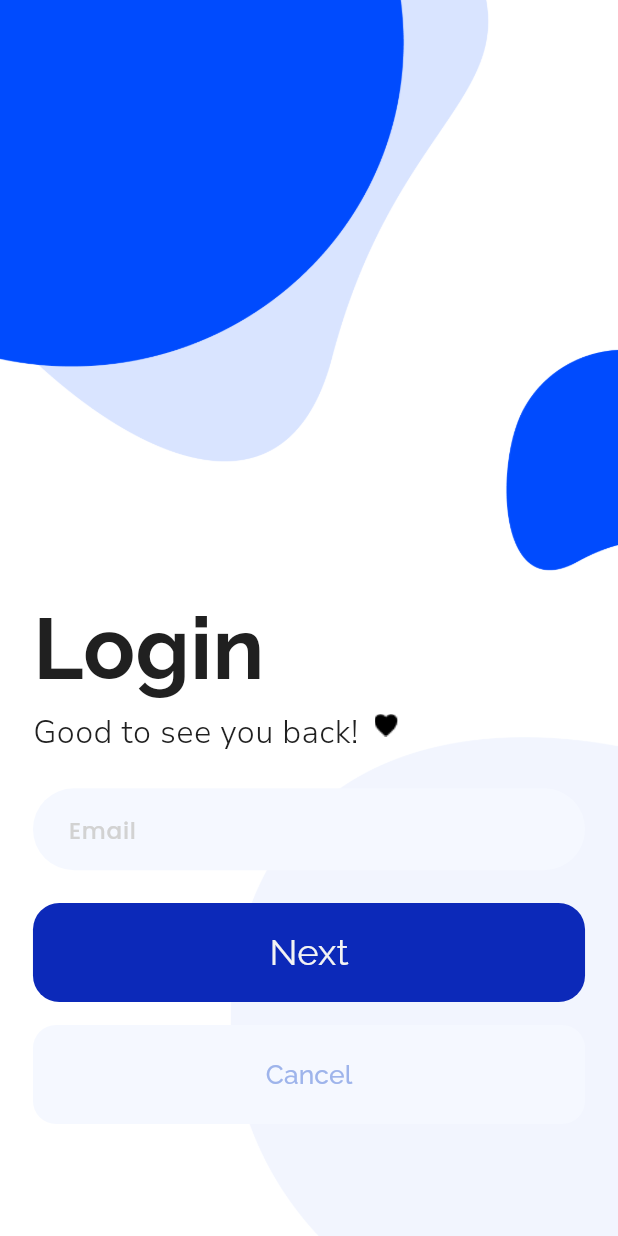
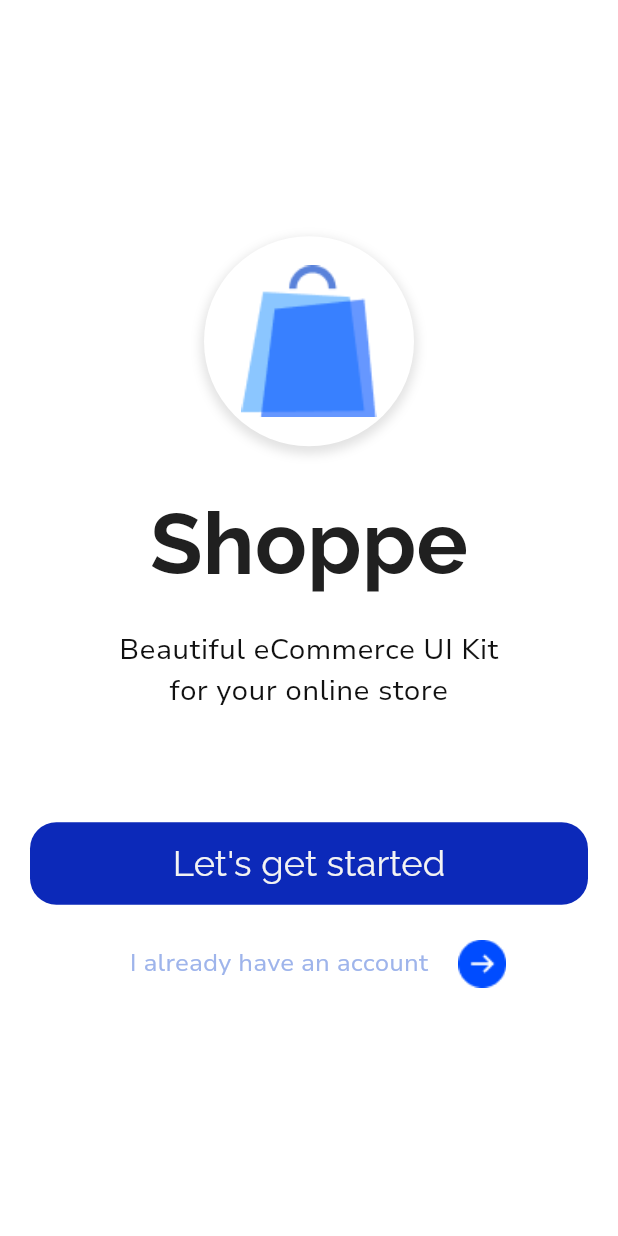
Before and after one commit to hoailuong123/AlamodeApp, a Flutter app: the screen it shows after launch, on a phone screen of 412 x 824 dp. Run offline on Flutter 3.47's test engine with Material 3 defaults, Android fonts, the phone set to English and light mode, and no system bars; our stand-ins replace cached_network_image, connectivity_plus, flutter_svg.

Commit message:
feat/Fe-start-screen

```diff
--- a/lib/core/utils/image_constant.dart
+++ b/lib/core/utils/image_constant.dart
@@ -2,4 +2,7 @@ class ImageConstant {
   static String imagePath = 'assets/images';
   static String imageLogin = '$imagePath/login.png';
   static String iconHeart = '$imagePath/heart.png';
+  static String iconBtnLeft = '$imagePath/button_left.png';
+  static String iconBag = '$imagePath/img_bag.png';
+
 }
--- a/lib/presentation/start_screen/start_screen.dart
+++ b/lib/presentation/start_screen/start_screen.dart
@@ -0,0 +1,96 @@
+import 'package:alamodeapp/theme/custom_text_style.dart';
+import 'package:flutter/material.dart';
+import '/core/app_export.dart';
+import '../../widgets/custom_elevated_button.dart';
+
+class StartScreen extends StatelessWidget {
+  const StartScreen({Key? key}) : super(key: key);
+
+  @override
+  Widget build(BuildContext context) {
+    return Scaffold(
+      body: SafeArea(
+        child: Center(
+          child: Padding(
+            padding: EdgeInsets.symmetric(horizontal: 20.0),
+            child: Column(
+              mainAxisAlignment: MainAxisAlignment.center,
+              children: [
+                Container(
+                  width: 140,
+                  height: 140,
+                  decoration: BoxDecoration(
+                    color: Colors.white,
+                    shape: BoxShape.circle,
+                    boxShadow: [
+                      BoxShadow(
+                        color: Colors.grey.withOpacity(0.3),
+                        spreadRadius: 2,
+                        blurRadius: 5,
+                        offset: Offset(0, 3),
+                      ),
+                    ],
+                  ),
+                  child: Center(
+                    child:  CustomImageView(
+                            imagePath: ImageConstant.iconBag,
+                            height: 92.h,
+                            width: 82.h,
+                          )
+                  ),
+                ),
+                SizedBox(height: 24),
+                Align(
+                  alignment: Alignment.center,
+                  child: Text(
+                    "Shoppe",
+                    style: theme.textTheme.displayLarge,
+                  ),
+                ),
+                SizedBox(height: 16),
+                Text(
+                  "Beautiful eCommerce UI Kit\nfor your online store",
+                  textAlign: TextAlign.center,
+                  style: TextStyle(
+                    fontSize: 19,
+                    color: const Color.fromARGB(255, 17, 17, 17),
+                  ),
+                ),
+                SizedBox(height: 68.h),
+                CustomElevatedButton(
+                  height: 50.h,
+                  text: "Let's get started",
+                  buttonStyle: CustomButtonStyles.fillPrimary,
+                  buttonTextStyle: CustomTextStyles.titleLargeNunitoSansGray10001,
+                ),
+                SizedBox(height: 14.h),
+                Row(
+                mainAxisAlignment: MainAxisAlignment.center,
+                children: [
+                  TextButton(
+                    onPressed: () {
+                      // Xử lý khi người dùng nhấn vào
+                    },
+                    child: Text(
+                      "I already have an account",
+                      style: theme.textTheme.bodyMedium?.copyWith(
+                        color:Color(0xFF9EB4EB),
+                      ),
+                    ),
+                  ),
+                  SizedBox(width: 8),
+                  CustomImageView(
+                    imagePath: ImageConstant.iconBtnLeft,
+                    height: 32,
+                    width: 32,
+                  )
+                  ],
+                ),
+              ],
+            ),
+          ),
+        ),
+      ),
+    );
+  }
+}
--- a/lib/routes/app_routes.dart
+++ b/lib/routes/app_routes.dart
@@ -1,6 +1,7 @@
 import 'package:flutter/material.dart';
 import '../presentation/app_navigation_screen/app_navigation_screen.dart';
 import '../presentation/login_screen/login_screen.dart';
+import '../presentation/start_screen/start_screen.dart';
 
 class AppRoutes {
   static const String startScreen = '/';
@@ -33,7 +34,7 @@ class AppRoutes {
   static const String initialRoute = '/initialRoute';
 
    static Map<String, Widget Function(BuildContext)> routes = {
-    // startScreen: (context) => StartScreen(),
+    startScreen: (context) => StartScreen(),
     // createAccountScreen: (context) => CreateAccountScreen(),
     loginScreen: (context) => LoginScreen(),
     // passwordScreen: (context) => PasswordScreen(),
@@ -60,6 +61,6 @@ class AppRoutes {
     // paymentMethodsHistoryScreen: (context) => PaymentMethodsHistoryScreen(),
     // shippingAddressScreen: (context) => ShippingAddressScreen(),
     appNavigationScreen: (context) => AppNavigationScreen(),
-    initialRoute: (context) => LoginScreen(),
+    initialRoute: (context) => StartScreen(),
   };
 }
--- a/lib/theme/app_decoration.dart
+++ b/lib/theme/app_decoration.dart
@@ -104,3 +104,10 @@ class AppDecoration {
         bottomLeft: Radius.circular(5.h),
       );
 }
+
+class BorderRadiusStyle {
+  //rounded border radius
+  static BorderRadius get roundedBorder66 => BorderRadius.circular(
+        66.h,
+      );
+}
```
Also changed, not shown: assets/images/button_left.png (added), assets/images/img_bag.png (added), 2 other files.
